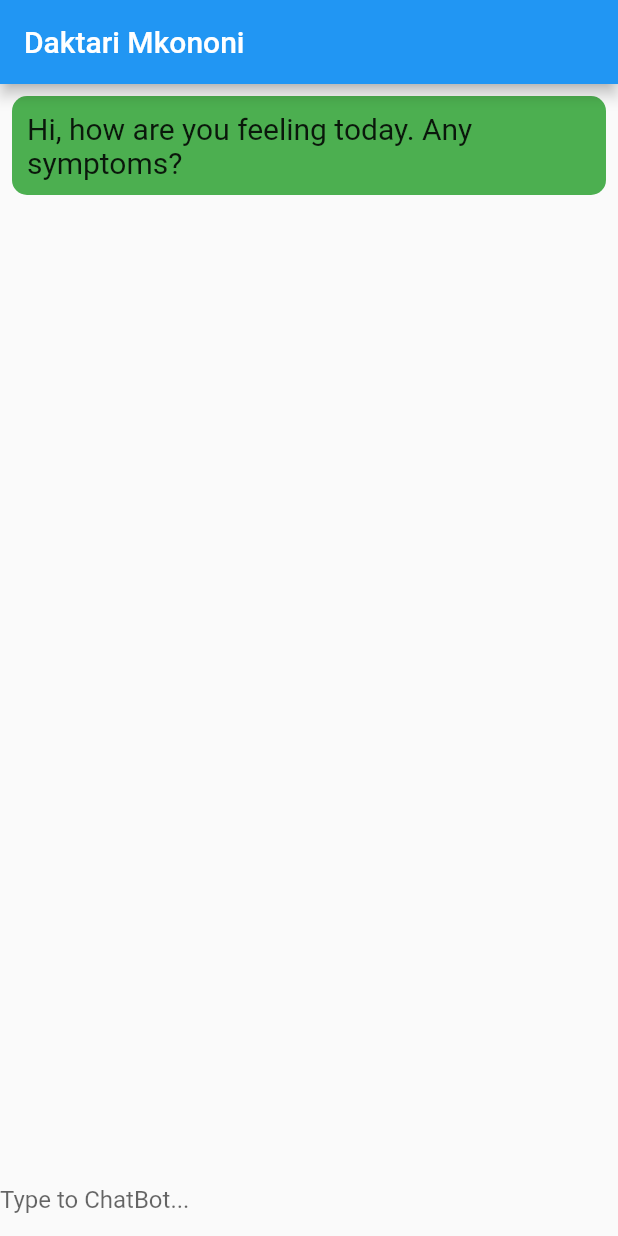
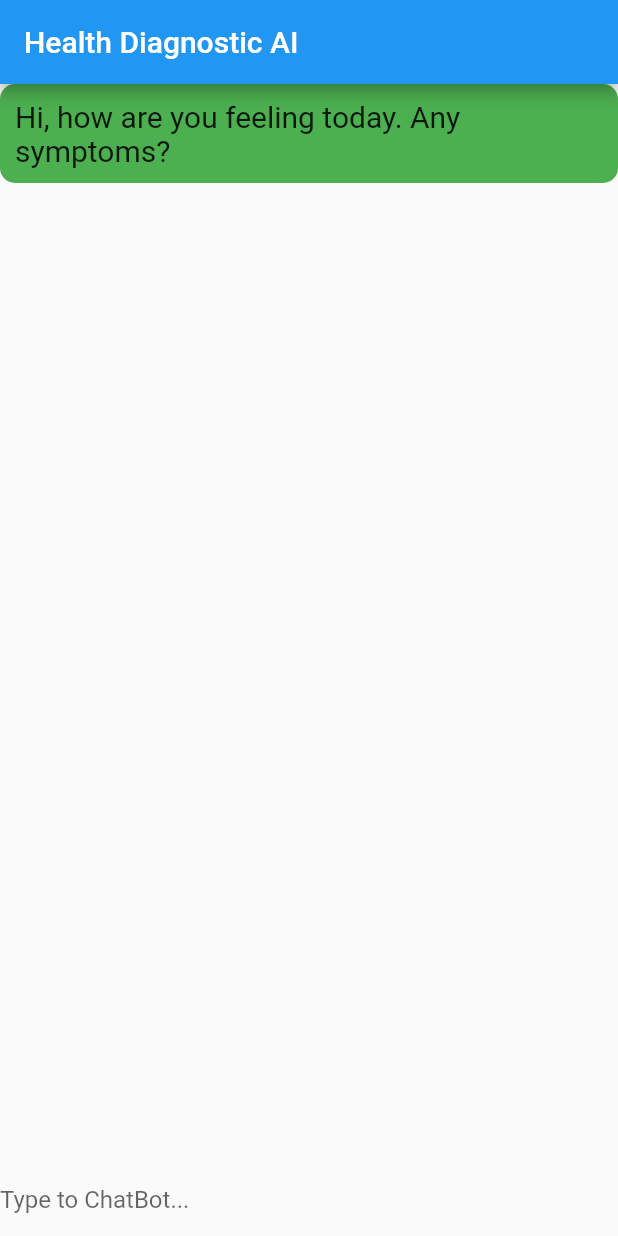
Before and after one commit to raxosiris/healthcare_app, a Flutter app: the screen it shows after launch, on a phone screen of 412 x 824 dp. Run offline on Flutter 3.47's test engine with Material 2 defaults, Android fonts, the phone set to English and light mode, and no system bars.

Commit message:
Add files via upload

```diff
--- a/lib/main.dart
+++ b/lib/main.dart
@@ -7,10 +7,9 @@ class MyApp extends StatelessWidget {
   @override
   Widget build(BuildContext context) {
     return new MaterialApp(
-      debugShowCheckedModeBanner: false,
-        title: 'Daktari Mkononi',
+        title: 'Health Diagnostic AI',
         theme: new ThemeData(primarySwatch: Colors.blue),
-        home: new MyHomePage(title: 'Daktari Mkononi'));
+        home: new MyHomePage(title: 'Health Diagnostic AI'));
   }
 }
 
@@ -55,7 +54,6 @@ class _MyHomePageState extends State<MyHomePage> {
   Widget botText(String message) {
     return Container(
         padding: EdgeInsets.all(10.0),
-        margin: EdgeInsets.all(8.0),
         decoration: new BoxDecoration(
           shape: BoxShape.rectangle,
           color: Colors.green,
@@ -76,7 +74,6 @@ class _MyHomePageState extends State<MyHomePage> {
       options.add(GestureDetector(
         child: Container(
             padding: EdgeInsets.all(10.0),
-            margin: EdgeInsets.all(8.0),
             decoration: new BoxDecoration(
               shape: BoxShape.rectangle,
               color: Colors.yellow,
```
